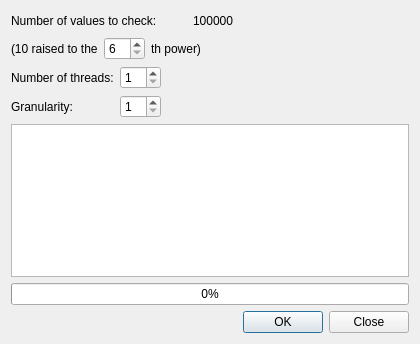
Old version of the form addon/multithreading/sol-prime-threadpool/primefinderdialog.ui in the repository enricop/qt-training.
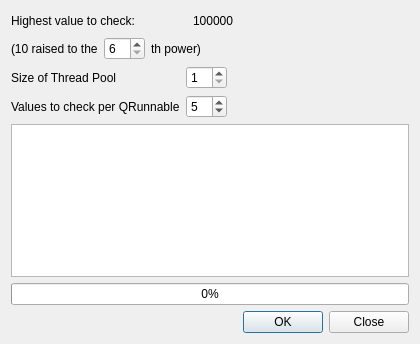
New version of the form.

```diff
--- a/addon/multithreading/sol-prime-threadpool/primefinderdialog.ui
+++ b/addon/multithreading/sol-prime-threadpool/primefinderdialog.ui
@@ -19,7 +19,7 @@
      <item>
       <widget class="QLabel" name="label">
        <property name="text">
-        <string>Number of values to check:</string>
+        <string>Highest value to check:</string>
        </property>
       </widget>
      </item>
@@ -91,7 +91,7 @@
      <item row="0" column="0">
       <widget class="QLabel" name="label_4">
        <property name="text">
-        <string>Number of threads:</string>
+        <string>Size of Thread Pool</string>
        </property>
       </widget>
      </item>
@@ -108,6 +108,13 @@
        </property>
       </widget>
      </item>
+     <item row="1" column="0">
+      <widget class="QLabel" name="label_5">
+       <property name="text">
+        <string>Values to check per QRunnable</string>
+       </property>
+      </widget>
+     </item>
      <item row="1" column="1">
       <widget class="QSpinBox" name="granularitySpinBox">
        <property name="minimum">
@@ -116,12 +123,8 @@
        <property name="singleStep">
         <number>1</number>
        </property>
-      </widget>
-     </item>
-     <item row="1" column="0">
-      <widget class="QLabel" name="label_5">
-       <property name="text">
-        <string>Granularity:</string>
+       <property name="value">
+        <number>5</number>
        </property>
       </widget>
      </item>
```
Left out of the diff: 4 changed lines with no effect on the pictures.
